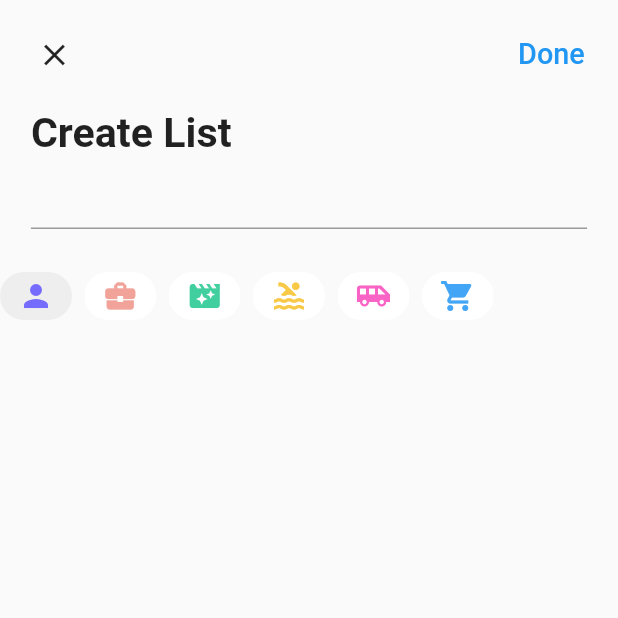
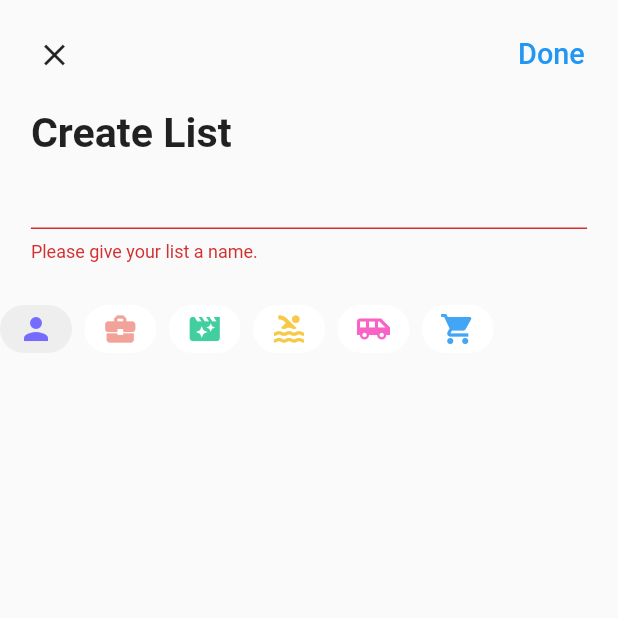
Before and after one commit to TiaanvdRiel/get_it_done_x, a Flutter app: the AddList screen opened directly, after a tap on "Done", on a phone screen of 412 x 824 dp, the top half of it. Run offline on Flutter 3.47's test engine with Material 2 defaults, Android fonts, the phone set to English and light mode, and no system bars; our stand-ins replace dotted_border, equatable, flutter_easyloading, get, get_storage, step_progress_indicator; accounts and stored records are empty.

Commit message:
Working create new list

```diff
--- a/lib/app/modules/home/widgets/add_list_modal.dart
+++ b/lib/app/modules/home/widgets/add_list_modal.dart
@@ -20,7 +20,9 @@ class AddList extends StatelessWidget {
     final icons = getIcons();
     return Scaffold(
       //key: homeController.formKey,
-      body: ListView(
+      body: Form(
+        key: homeController.formKey,
+        child: ListView(
           children: [
             Padding(
               padding: EdgeInsets.all(3.0.wp),
@@ -36,18 +38,17 @@ class AddList extends StatelessWidget {
                   TextButton(
                     onPressed: () {
                       if (homeController.formKey.currentState!.validate()) {
-                      if (homeController.task.value == null) {
-                        EasyLoading.showError("Please select task type.");
-                      } else {
-                        var success = homeController.addTodo(homeController.editController.text);
-                        if (success) {
-                          EasyLoading.showSuccess("Add Todo item success");
-                        } else {
-                          EasyLoading.showError("Todo item is already exist.");
-                        }
-                      }
-                      homeController.editController.clear();
+                        int icon = icons[homeController.iconChipIndex.value].icon!.codePoint;
+                        String color = icons[homeController.iconChipIndex.value].color!.toHex();
+                        //TODO: Need to remove icon and color here
+                        var task = Task(
+                          title: homeController.editController.text,
+                          icon: icon,
+                          color: color,
+                        );
                         Get.back();
+                        //TODO: Remove this easyLoading stuff and just use a toast
+                        homeController.addTask(task) ? EasyLoading.showSuccess("Create success") : EasyLoading.showError("Task duplicated");
                       }
                     },
                     style: const ButtonStyle(
@@ -116,6 +117,7 @@ class AddList extends StatelessWidget {
             ),
           ],
         ),
+      ),
     );
   }
 }
```
Lines whose indentation alone changed are shown as unchanged.
